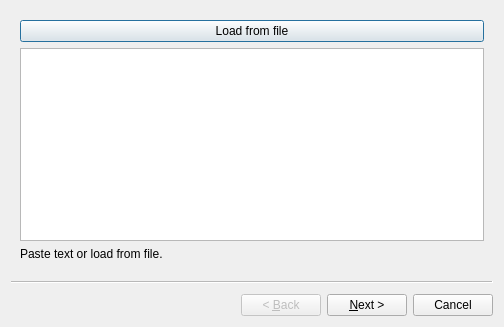
Qt form qt-frontend/widgets/SpectralColorPicker/importrawdatawizard.ui (phresnel/picogen) before a commit.
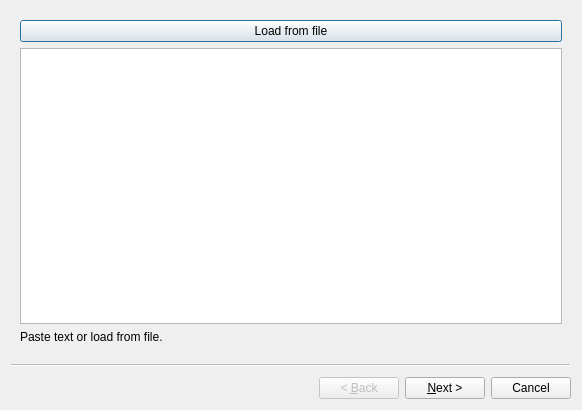
The same form after that commit.

The edit to the form file:
```diff
--- a/qt-frontend/widgets/SpectralColorPicker/importrawdatawizard.ui
+++ b/qt-frontend/widgets/SpectralColorPicker/importrawdatawizard.ui
@@ -6,8 +6,8 @@
    <rect>
     <x>0</x>
     <y>0</y>
-    <width>504</width>
-    <height>327</height>
+    <width>582</width>
+    <height>410</height>
    </rect>
   </property>
   <property name="windowTitle">
```
Left out of the diff: 48 changed lines with no effect on the pictures.
